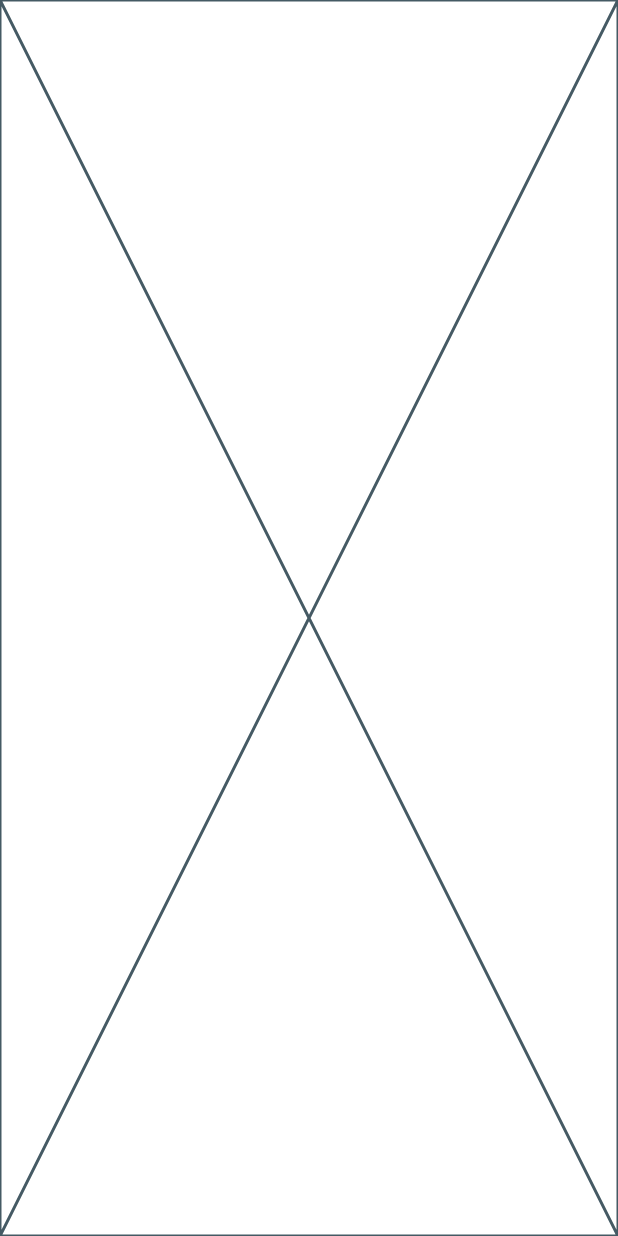
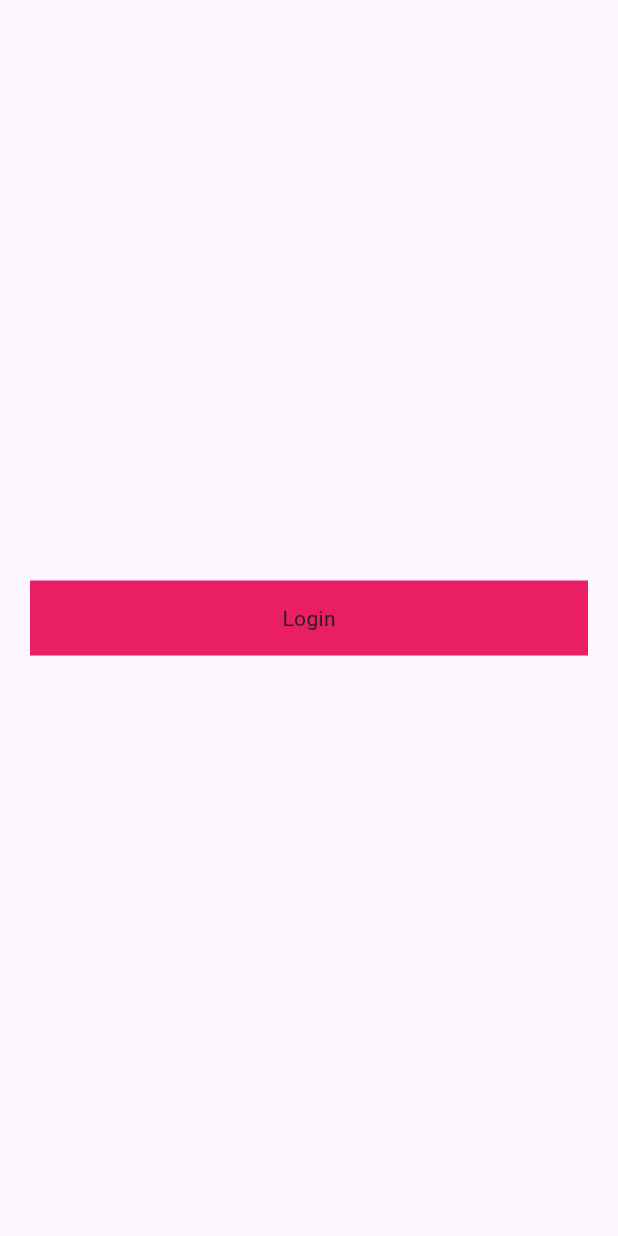
Before and after one commit to ZainR10/Flutter-Rooms, a Flutter app: the screen it shows after launch, on a phone screen of 412 x 824 dp. Run offline on Flutter 3.47's test engine with Material 3 defaults, Android fonts, the phone set to English and light mode, and no system bars; our stand-ins replace shared_preferences.

```diff
--- a/lib/login.dart
+++ b/lib/login.dart
@@ -1,4 +1,5 @@
 import 'package:flutter/material.dart';
+import 'package:shared_preferences/shared_preferences.dart';
 
 class Login extends StatefulWidget {
   const Login({super.key});
@@ -10,6 +11,34 @@ class Login extends StatefulWidget {
 class _LoginState extends State<Login> {
   @override
   Widget build(BuildContext context) {
-    return const Placeholder();
+    return Scaffold(
+      body: Padding(
+        padding: const EdgeInsets.symmetric(horizontal: 20),
+        child: Column(
+          mainAxisAlignment: MainAxisAlignment.center,
+          crossAxisAlignment: CrossAxisAlignment.center,
+          children: [
+            InkWell(
+              //this is how you initialize shared preferences.
+              onTap: () async {
+                //this is a future function that is why async and await key words are used.
+                SharedPreferences sp = await SharedPreferences.getInstance();
+                sp.setString('name',
+                    'zain'); //to set/store name or any other value in string.
+                sp.setInt('age',
+                    18); //to set/store age or any other value in integer.
+                print(sp.getInt('age')); //to check stored value.
+                print(sp.getString('name'));
+              },
+              child: Container(
+                  height: 50,
+                  width: double.infinity,
+                  color: Colors.pink,
+                  child: const Center(child: Text('Login'))),
+            )
+          ],
+        ),
+      ),
+    );
   }
 }
```
